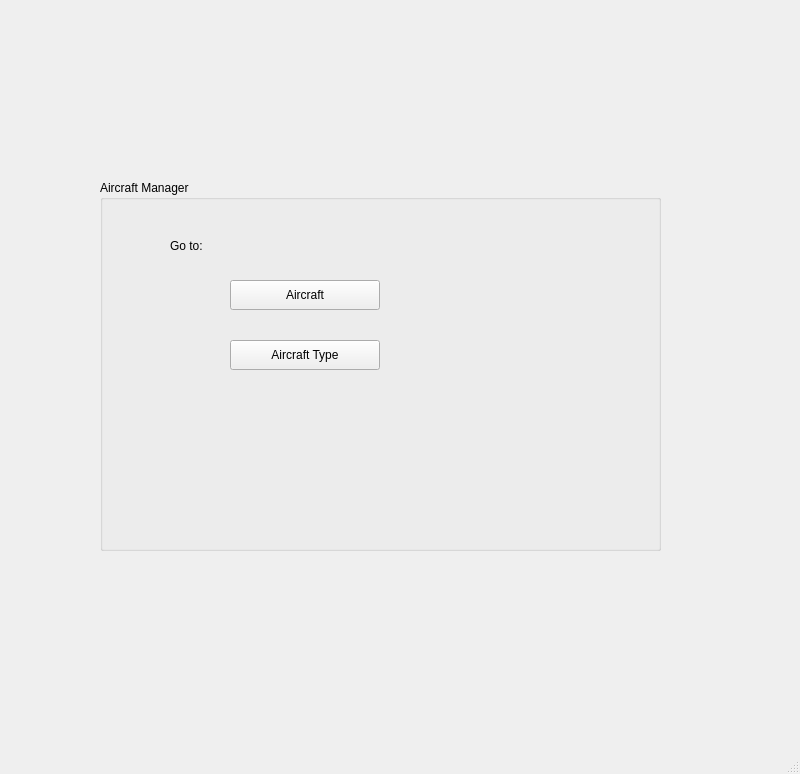
Qt form AircraftManager.ui (Muneeba-Badar/DB-Final-Project) before a commit.
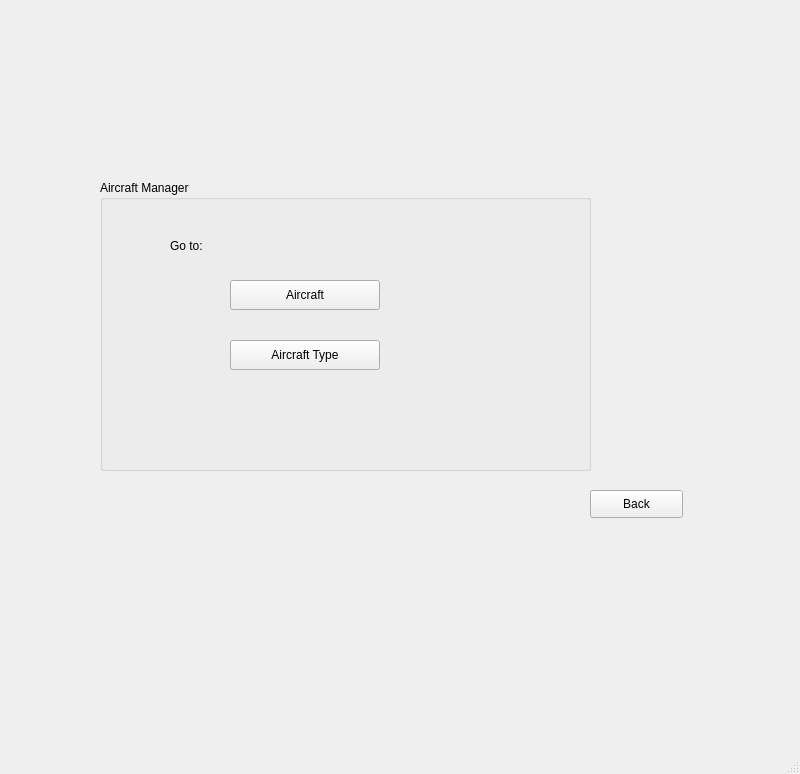
The same form after that commit.

The edit to the form file:
```diff
--- a/AircraftManager.ui
+++ b/AircraftManager.ui
@@ -19,8 +19,8 @@
      <rect>
       <x>100</x>
       <y>180</y>
-      <width>561</width>
-      <height>371</height>
+      <width>491</width>
+      <height>291</height>
      </rect>
     </property>
     <property name="font">
@@ -91,6 +91,19 @@
      </property>
     </widget>
    </widget>
+   <widget class="QPushButton" name="amBack">
+    <property name="geometry">
+     <rect>
+      <x>590</x>
+      <y>490</y>
+      <width>93</width>
+      <height>28</height>
+     </rect>
+    </property>
+    <property name="text">
+     <string>Back</string>
+    </property>
+   </widget>
   </widget>
   <widget class="QMenuBar" name="menubar">
    <property name="geometry">
```
